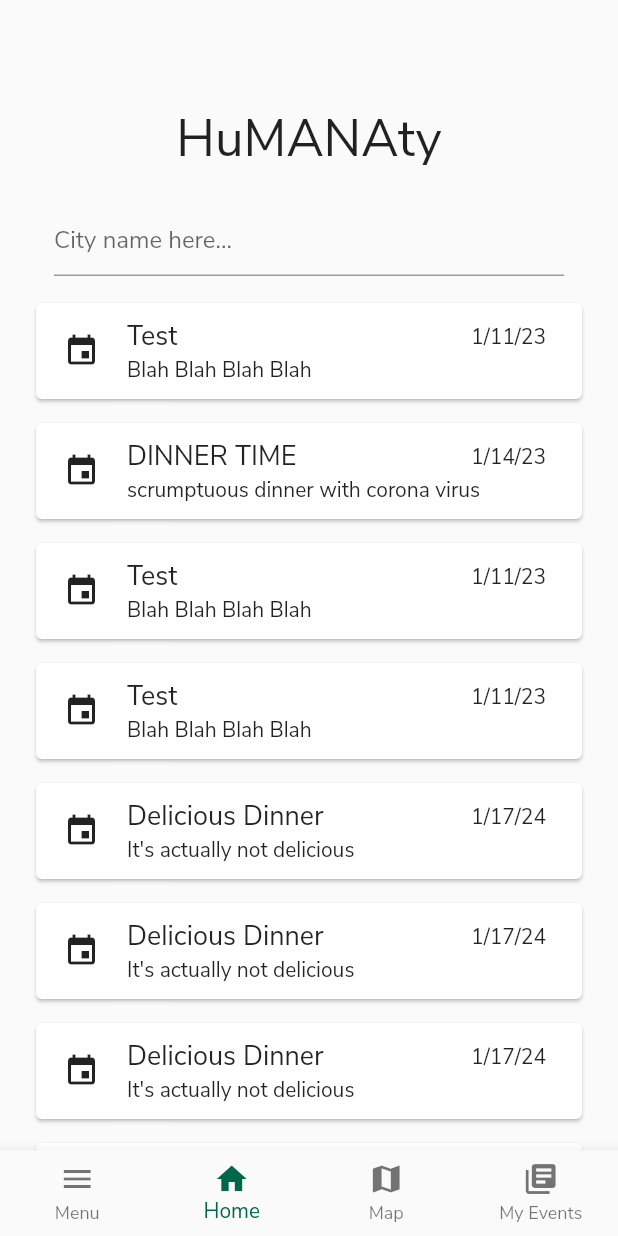
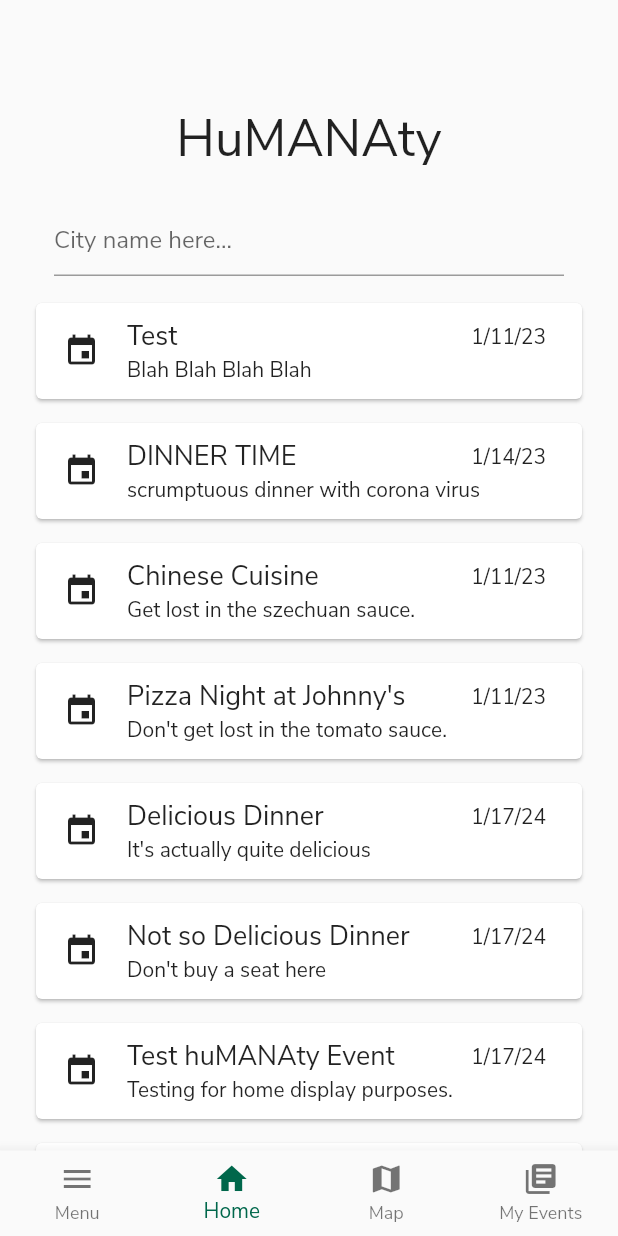
Before and after one commit to baileysp/humanaty, a Flutter app: the screen it shows once a user with an empty profile is signed in, on a phone screen of 412 x 824 dp. Run offline on Flutter 3.47's test engine with Material 2 defaults, Android fonts, the phone set to English and light mode, and no system bars; our stand-ins replace cloud_firestore, firebase_auth, firebase_storage, flutter_datetime_picker, flutter_spinkit, google_maps_flutter and 3 more; missing offline and left inert: enum_to_string, loader_search_bar, simple_image_crop; accounts and stored records are empty.

Commit message:
Just fixing the static widget descriptions on the home page

```diff
--- a/lib/routes/home/home.dart
+++ b/lib/routes/home/home.dart
@@ -26,38 +26,33 @@ List<HumanatyEvent> testEvents = [
     eventDescription: "scrumptuous dinner with corona virus",
   ),
   HumanatyEvent(
-      eventName: "Test",
+      eventName: "Chinese Cuisine",
       eventDate: "1/11/23",
-      eventDescription: "Blah Blah Blah Blah "),
+      eventDescription: "Get lost in the szechuan sauce."),
   HumanatyEvent(
-      eventName: "Test",
+      eventName: "Pizza Night at Johnny's",
       eventDate: "1/11/23",
-      eventDescription: "Blah Blah Blah Blah "),
+      eventDescription: "Don't get lost in the tomato sauce."),
   HumanatyEvent(
     eventName: "Delicious Dinner",
     eventDate: "1/17/24",
-    eventDescription: "It's actually not delicious",
+    eventDescription: "It's actually quite delicious",
   ),
   HumanatyEvent(
-    eventName: "Delicious Dinner",
+    eventName: "Not so Delicious Dinner",
     eventDate: "1/17/24",
-    eventDescription: "It's actually not delicious",
+    eventDescription: "Don't buy a seat here",
   ),
   HumanatyEvent(
-    eventName: "Delicious Dinner",
+    eventName: "Test huMANAty Event",
     eventDate: "1/17/24",
-    eventDescription: "It's actually not delicious",
+    eventDescription: "Testing for home display purposes.",
   ),
   HumanatyEvent(
-    eventName: "Delicious Dinner",
+    eventName: "Test huMANAty Event",
     eventDate: "1/17/24",
-    eventDescription: "It's actually not delicious",
-  ),
-  HumanatyEvent(
-    eventName: "Delicious Dinner",
-    eventDate: "1/17/24",
-    eventDescription: "It's actually not delicious",
-  ),
+    eventDescription: "Testing for home display purposes.",
+  )
 ];
 
 List<HumanatyEvent> displayedEvents = testEvents;
```
